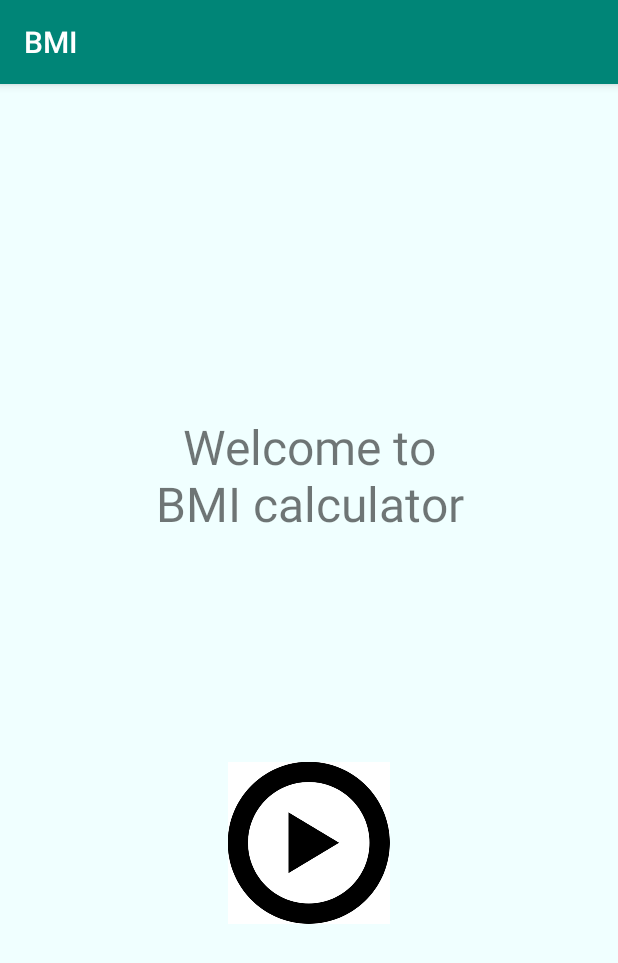
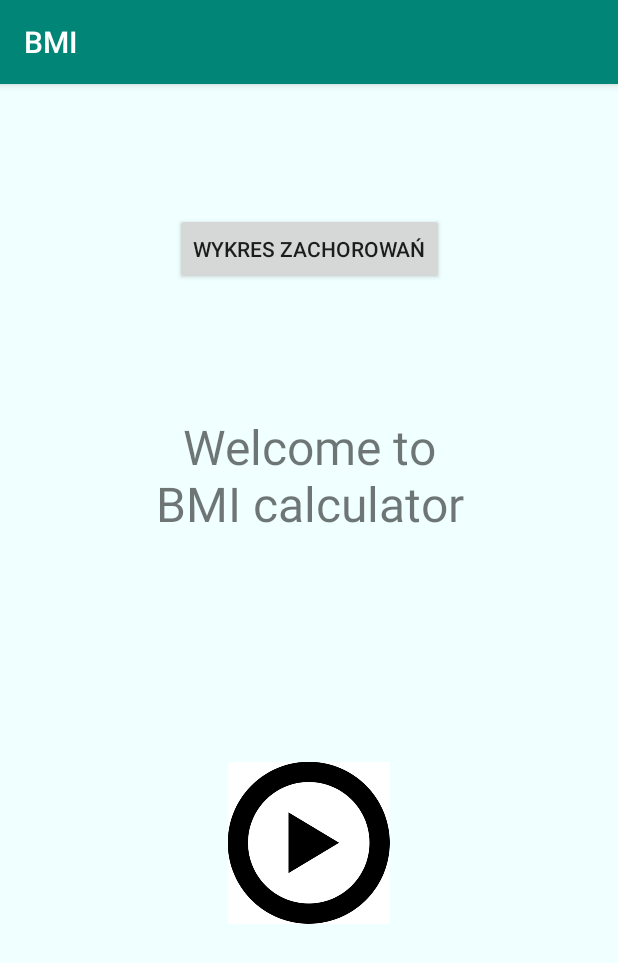
Before and after one commit to s15753/andriod, an Android app: the screen it shows after launch (MainActivity), on a phone screen of 412 x 824 dp. Shown: the top 963 px of the screen. Run offline under Robolectric (Android 15) with nearby library versions, the light colour scheme and no system bars.

Commit message:
chart task

```diff
--- a/BMI/app/build.gradle
+++ b/BMI/app/build.gradle
@@ -18,11 +18,15 @@ android {
         }
     }
 }
+repositories {
+    maven { url 'https://jitpack.io' }
+}
 
 dependencies {
     implementation fileTree(dir: 'libs', include: ['*.jar'])
     implementation 'androidx.appcompat:appcompat:1.1.0'
     implementation 'androidx.constraintlayout:constraintlayout:1.1.3'
+    implementation 'com.github.PhilJay:MPAndroidChart:v3.1.0'
     testImplementation 'junit:junit:4.12'
     androidTestImplementation 'androidx.test.ext:junit:1.1.0'
     androidTestImplementation 'androidx.test.espresso:espresso-core:3.1.1'
--- a/BMI/app/src/main/AndroidManifest.xml
+++ b/BMI/app/src/main/AndroidManifest.xml
@@ -9,7 +9,8 @@
         android:roundIcon="@mipmap/ic_launcher_round"
         android:supportsRtl="true"
         android:theme="@style/AppTheme">
-        <activity android:name=".ShowDishActivity"></activity>
+        <activity android:name=".Chart"></activity>
+        <activity android:name=".ShowDishActivity" />
         <activity android:name=".ShowCaloriesActivity" />
         <activity android:name=".CalculatorActivity" />
         <activity android:name=".MainActivity">
--- a/BMI/app/src/main/java/com/example/bmi/MainActivity.java
+++ b/BMI/app/src/main/java/com/example/bmi/MainActivity.java
@@ -5,12 +5,14 @@ import androidx.appcompat.app.AppCompatActivity;
 import android.os.Bundle;
 import android.view.View;
 import android.content.Intent;
+import android.widget.Button;
 import android.widget.ImageView;
 
 
 public class MainActivity extends AppCompatActivity {
 
     private ImageView startButton;
+    private Button chartButton;
 
     @Override
     protected void onCreate(Bundle savedInstanceState) {
@@ -18,11 +20,19 @@ public class MainActivity extends AppCompatActivity {
         setContentView(R.layout.activity_main);
 
         startButton = (ImageView) findViewById(R.id.buttonStart);
+        chartButton = (Button) findViewById(R.id.buttonChart);
 
         startButton.setOnClickListener(new View.OnClickListener() {
             @Override
             public void onClick(View view) {
                 launchActivityCalculator();
+            }
+        });
+
+        chartButton.setOnClickListener(new View.OnClickListener() {
+            @Override
+            public void onClick(View view) {
+                launchActivityChart();
             }
         });
     }
@@ -31,4 +41,9 @@ public class MainActivity extends AppCompatActivity {
         Intent intent = new Intent(this, CalculatorActivity.class);
         startActivity(intent);
     }
+
+    private void launchActivityChart() {
+        Intent intent = new Intent(this, Chart.class);
+        startActivity(intent);
+    }
 }
--- a/BMI/app/src/main/res/layout/activity_main.xml
+++ b/BMI/app/src/main/res/layout/activity_main.xml
@@ -32,4 +32,14 @@
         app:layout_constraintTop_toBottomOf="@+id/textView"
         app:srcCompat="@mipmap/play_foreground" />
 
+    <Button
+        android:id="@+id/buttonChart"
+        android:layout_width="wrap_content"
+        android:layout_height="wrap_content"
+        android:text="@string/chart_button"
+        app:layout_constraintBottom_toTopOf="@+id/textView"
+        app:layout_constraintEnd_toEndOf="parent"
+        app:layout_constraintStart_toStartOf="parent"
+        app:layout_constraintTop_toTopOf="parent" />
+
 </androidx.constraintlayout.widget.ConstraintLayout>
```
Also changed, not shown: BMI/app/src/main/java/com/example/bmi/Chart.java (added, +68 -0 lines), BMI/app/src/main/res/layout/activity_chart.xml (added, +16 -0 lines), BMI/app/src/main/res/values/strings.xml (+12 -0 lines).
